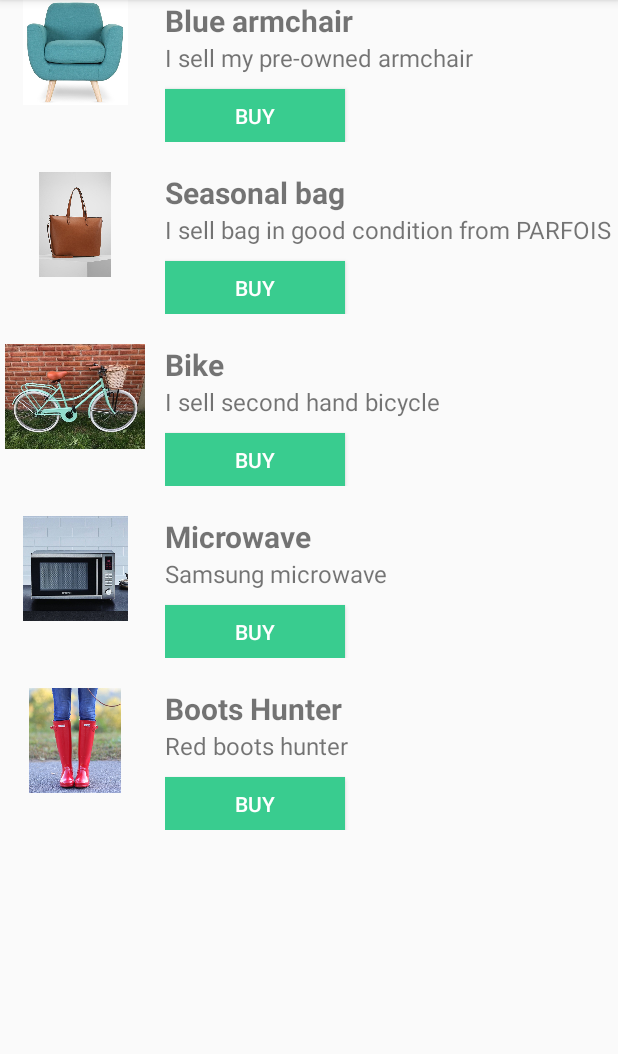
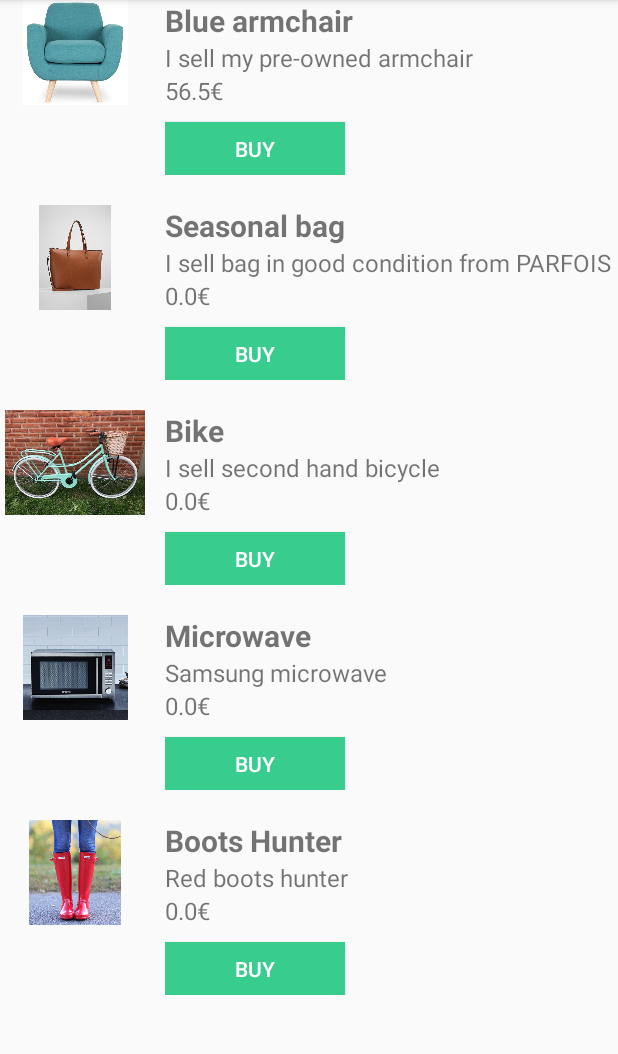
Before and after one commit to 16JunYS/FHV2ndHandProd, an Android app: the screen it shows after launch (MainActivity), on a phone screen of 412 x 824 dp, the part 84-1138 px from its top. Run offline under Robolectric (Android 15) with nearby library versions, the phone set to English and light mode, and no system bars.

Commit message:
A lot of updates about the Product class, Main Activity, layouts

```diff
--- a/app/src/main/java/com/example/fhv2ndhandprod/CustomAdapter.java
+++ b/app/src/main/java/com/example/fhv2ndhandprod/CustomAdapter.java
@@ -13,10 +13,10 @@ import java.util.ArrayList;
 
 public class CustomAdapter extends BaseAdapter {
 
-    private ArrayList<RowItem> singleRow;
+    private ArrayList<Product> singleRow;
     private LayoutInflater thisInflater;
 
-    public CustomAdapter(Context context, ArrayList<RowItem> aRow) {
+    public CustomAdapter(Context context, ArrayList<Product> aRow) {
 
         this.singleRow = aRow;
         thisInflater = ( LayoutInflater.from(context) );
@@ -49,18 +49,23 @@ public class CustomAdapter extends BaseAdapter {
 
         if (convertView == null) {
 
-            convertView = thisInflater.inflate(R.layout.list_view_row, parent, false);
+            convertView = thisInflater.inflate(R.layout.list_view_product, parent, false);
 
-            TextView theHeading = (TextView) convertView.findViewById(R.id.textHeading);
-            TextView theSubHeading = (TextView) convertView.findViewById(R.id.textSubHeading);
+            TextView theName = (TextView) convertView.findViewById(R.id.textName);
+            TextView theDescription = (TextView) convertView.findViewById(R.id.textDescription);
+            TextView thePrice = (TextView) convertView.findViewById(R.id.textPrice );
             ImageView theImage = (ImageView) convertView.findViewById(R.id.imageView);
 
-            RowItem currentRow = (RowItem) getItem(position);
+            Product currentRow = (Product) getItem(position);
 
-            theHeading.setText(currentRow.getHeading() );
-            theSubHeading.setText(currentRow.getSubHeading() );
+            theName.setText(currentRow.getName() );
+            theDescription.setText(currentRow.getDescription() );
+
+            double d = currentRow.getPrice();
+            thePrice.setText( String.valueOf( d ) );
+            thePrice. setText( "" + d + "€");
+
             theImage.setImageResource(currentRow.getBigImageName());
-
         }
 
         //convertView variable will hold all the rows for our ListView
--- a/app/src/main/java/com/example/fhv2ndhandprod/MainActivity.java
+++ b/app/src/main/java/com/example/fhv2ndhandprod/MainActivity.java
@@ -13,7 +13,7 @@ import java.util.ArrayList;
 public class MainActivity extends AppCompatActivity {
 
     ListView myListView;
-    ArrayList<RowItem> myRowItems;
+    ArrayList<Product> myRowItems;
 
 
 
@@ -37,40 +37,45 @@ public class MainActivity extends AppCompatActivity {
     private void fillArrayList() {
 
 
-        RowItem row_one = new RowItem();
-        row_one.setHeading("Blue armchair");
-        row_one.setSubHeading("I sell my pre-owned armchair");
-        row_one.setSmallImageName(R.drawable.small_armchair);
-        row_one.setBigImageName(R.drawable.big_armchair );
-        myRowItems.add(row_one);
+        Product product_one = new Product();
+        product_one.setName("Blue armchair");
+        product_one.setDescription("I sell my pre-owned armchair");
+        product_one.setPrice(60);
+        product_one.setSmallImageName(R.drawable.small_armchair);
+        product_one.setBigImageName(R.drawable.big_armchair );
+        myRowItems.add(product_one);
 
-        RowItem row_two = new RowItem();
-        row_two.setHeading("Seasonal bag");
-        row_two.setSubHeading("I sell bag in good condition from PARFOIS");
-        row_two.setSmallImageName(R.drawable.small_bag);
-        row_two.setBigImageName(R.drawable.big_bag);
-        myRowItems.add(row_two);
+        Product product_two = new Product();
+        product_two.setName("Seasonal bag");
+        product_two.setDescription("I sell bag in good condition from PARFOIS");
+        product_one.setPrice(35);
+        product_two.setSmallImageName(R.drawable.small_bag);
+        product_two.setBigImageName(R.drawable.big_bag);
+        myRowItems.add(product_two);
 
-        RowItem row_three = new RowItem();
-        row_three.setHeading("Bike");
-        row_three.setSubHeading("I sell second hand bicycle");
-        row_three.setSmallImageName(R.drawable.small_bike);
-        row_three.setBigImageName( R.drawable.big_bike);
-        myRowItems.add(row_three);
+        Product product_three = new Product();
+        product_three.setName("Bike");
+        product_three.setDescription("I sell second hand bicycle");
+        product_one.setPrice(470);
+        product_three.setSmallImageName(R.drawable.small_bike);
+        product_three.setBigImageName( R.drawable.big_bike);
+        myRowItems.add(product_three);
 
-        RowItem row_four = new RowItem();
-        row_four.setHeading("Microwave");
-        row_four.setSubHeading("Samsung microwave");
-        row_four.setSmallImageName(R.drawable.small_microwave);
-        row_four.setBigImageName( R.drawable.big_microwave);
-        myRowItems.add(row_four);
+        Product product_four = new Product();
+        product_four.setName("Microwave");
+        product_four.setDescription("Samsung microwave");
+        product_one.setPrice(80);
+        product_four.setSmallImageName(R.drawable.small_microwave);
+        product_four.setBigImageName(R.drawable.big_microwave);
+        myRowItems.add(product_four);
 
-        RowItem row_five = new RowItem();
-        row_five.setHeading("Boots Hunter");
-        row_five.setSubHeading("Red boots hunter");
-        row_five.setSmallImageName(R.drawable.small_boots);
-        row_five.setBigImageName( R.drawable.big_boots );
-        myRowItems.add(row_five);
+        Product product_five = new Product();
+        product_five.setName("Boots Hunter");
+        product_five.setDescription("Red boots hunter");
+        product_one.setPrice(56.50);
+        product_five.setSmallImageName(R.drawable.small_boots);
+        product_five.setBigImageName( R.drawable.big_boots );
+        myRowItems.add(product_five);
 
         Toast.makeText(MainActivity.this, "Size:"+myRowItems.size(), Toast.LENGTH_SHORT).show();
     }
--- a/app/src/main/java/com/example/fhv2ndhandprod/Product.java
+++ b/app/src/main/java/com/example/fhv2ndhandprod/Product.java
@@ -6,80 +6,117 @@ public class Product {
     private long id;
     private String name;
     private String description;
-    private String image;
     private double price;
     private String location;
     private Date date;
     private String seller;
+    private int smallImageName;
+    private int bigImageName;
 
-
-    public Product(String name, String description, String image, double price, String location, Date date, String seller) {
+    public Product(long id, String name, String description, double price, String location, Date date, String seller,  int smallImageName, int bigImageName) {
+        this.id = id;
         this.name = name;
         this.description = description;
-        this.image = image;
         this.price = price;
         this.location = location;
         this.date = date;
         this.seller = seller;
+        this.smallImageName = smallImageName;
+        this.bigImageName = bigImageName;
+
+    }
+    public Product(String name, String description, double price) {
+        this.name = name;
+        this.description = description;
+        this.price = price;
+    }
+    public Product() {
+
     }
 
     public long getId() {
+
         return id;
     }
 
     public String getName() {
+
         return name;
     }
 
-    public String getDescription() {
-        return description;
-    }
+    public void setName (String name) {
+        this.name = name;
 
-    public String getImage() {
-        return image;
     }
 
     public double getPrice() {
+
         return price;
+
+    }
+
+    public void setPrice(double price) {
+
+        this.price = price;
+
+    }
+
+    public String getDescription() {
+
+        return  description;
+
+    }
+
+    public void setDescription(String description) {
+
+        this.description = description;
+    }
+
+    public Date getData() {
+
+        return date;
+    }
+
+    public void setData (Date date) {
+
+        this.date = date;
+
     }
 
     public String getLocation() {
+
         return location;
     }
 
-    // the return would be the name of the seller
+    public void setLocation(String location) {
 
-    public String getEmailSeller() {
-        return null;
+        this.location = location;
+
     }
 
-    // the return would be the phone number of the seller
 
-    public String getPhoneSeller() {
-        return null;
+    public void setBigImageName(int bigName) {
+
+        this.bigImageName = bigName;
+
     }
 
-    public Date getProductDate() { return date; }
+    public int getBigImageName() {
 
-    public void setName(String name) {
-        this.name = name;
+        return this.bigImageName;
+
     }
 
-    public void setDescription(String description) {
-        this.description = description;
+    public int getSmallImageName( ) {
+
+        return this.smallImageName;
+
     }
 
-    public void setImage(String image) {
-        this.image = image;
+    public void setSmallImageName(int smallName) {
+
+        this.smallImageName = smallName;
+
     }
 
-    public void setPrice(double price) {
-        this.price = price;
-    }
-
-    public void setLocation(String location) {
-        this.location = location;
-    }
-
-    public void setProductDate (Date date) { this.date = date;}
 }
--- a/app/src/main/java/com/example/fhv2ndhandprod/RowItem.java
+++ /dev/null
@@ -1,56 +0,0 @@
-package com.example.fhv2ndhandprod;
-
-public class RowItem {
-    private String heading;
-    private String subHeading;
-    private int smallImageName;
-    private int bigImageName;
-
-    public void setHeading( String theHeading ) {
-
-        this.heading = theHeading;
-
-    }
-
-    public String getHeading() {
-
-        return this.heading;
-
-    }
-    public void setSubHeading( String theSubHeading ) {
-
-        this.subHeading = theSubHeading;
-
-    }
-
-    public String getSubHeading( ) {
-
-        return this.subHeading;
-
-    }
-
-
-    public void setBigImageName(int bigName) {
-
-        this.bigImageName = bigName;
-
-    }
-
-    public int getBigImageName() {
-
-        return this.bigImageName;
-
-    }
-
-    public void setSmallImageName(int smallName) {
-
-        this.smallImageName = smallName;
-
-    }
-
-    public int getSmallImageName( ) {
-
-        return this.smallImageName;
-
-    }
-}
--- a/app/src/main/java/com/example/fhv2ndhandprod/UploadListProductsActivity.java
+++ /dev/null
@@ -1,45 +0,0 @@
-package com.example.fhv2ndhandprod;
-
-import android.app.Activity;
-import android.content.Context;
-import android.view.LayoutInflater;
-import android.view.View;
-import android.view.ViewGroup;
-import android.widget.ArrayAdapter;
-import android.widget.EditText;
-
-import java.util.ArrayList;
-import java.util.List;
-
-public class UploadListProductsActivity extends ArrayAdapter<Product> {
-
-// two private fields at the top because we need methods
-// inside the class to access the context and the list of products
-
-    private Context context;
-    private List<Product> sellProducts;
-
-    //constructor
-    public UploadListProductsActivity(Context context, int resource, ArrayList<Product> objects) {
-        super(context, resource, objects);
-        this.context = context;
-        this.sellProducts = objects;
-    }
-    //called when rendering the list
-    public View getView(int position, View convertView, ViewGroup parent) {
-
-        //Since we have access to the position of the element rendered
-        //we can get this element from the array list of product objects
-
-        Product product = sellProducts.get(position);
-        //get the inflater and inflate the XML layout for each item
-        LayoutInflater inflater = (LayoutInflater) context.getSystemService(Activity.LAYOUT_INFLATER_SERVICE);
-        View view = inflater.inflate(R.layout.activity_upload_product, null);
-
-        //Changed TextView to EditText, new GUI
-        EditText description = (EditText) view.findViewById(R.id.productNameEditText);
-        EditText address = (EditText) view.findViewById(R.id.productDescriptionEditText);
-
-        return view;
-    }
-}
--- a/app/src/main/res/layout/list_view_row.xml
+++ b/app/src/main/res/layout/list_view_product.xml
@@ -1,11 +1,9 @@
 <?xml version="1.0" encoding="utf-8"?>
 <LinearLayout xmlns:android="http://schemas.android.com/apk/res/android"
     xmlns:app="http://schemas.android.com/apk/res-auto"
-    xmlns:tools="http://schemas.android.com/tools"
     android:layout_width="match_parent"
     android:layout_height="match_parent"
     android:orientation="horizontal">
-
     <ImageView
         android:id="@+id/imageView"
         android:layout_width="100dp"
@@ -19,7 +17,7 @@
         android:layout_marginLeft="10dp">
 
         <TextView
-            android:id="@+id/textHeading"
+            android:id="@+id/textName"
             android:layout_width="wrap_content"
             android:layout_height="wrap_content"
             android:text="TextView"
@@ -27,7 +25,14 @@
             android:textStyle="bold" />
 
         <TextView
-            android:id="@+id/textSubHeading"
+            android:id="@+id/textDescription"
+            android:layout_width="match_parent"
+            android:layout_height="wrap_content"
+            android:textSize="16dp"
+            android:text="TextView" />
+
+        <TextView
+            android:id="@+id/textPrice"
             android:layout_width="match_parent"
             android:layout_height="wrap_content"
             android:textSize="16dp"
@@ -45,4 +50,5 @@
             android:textColor="#FFFFFF"
             android:text="Buy" />
     </LinearLayout>
+
 </LinearLayout>
```
Also changed, not shown: app/src/main/res/drawable/big_france.gif (deleted), app/src/main/res/drawable/big_germany.gif (deleted), app/src/main/res/drawable/big_italy.gif (deleted), app/src/main/res/drawable/small_germany.gif (deleted), app/src/main/res/drawable/small_italy.gif (deleted), app/src/main/res/drawable/small_romania.gif (deleted), app/src/main/res/drawable/small_sweden.gif (deleted).
